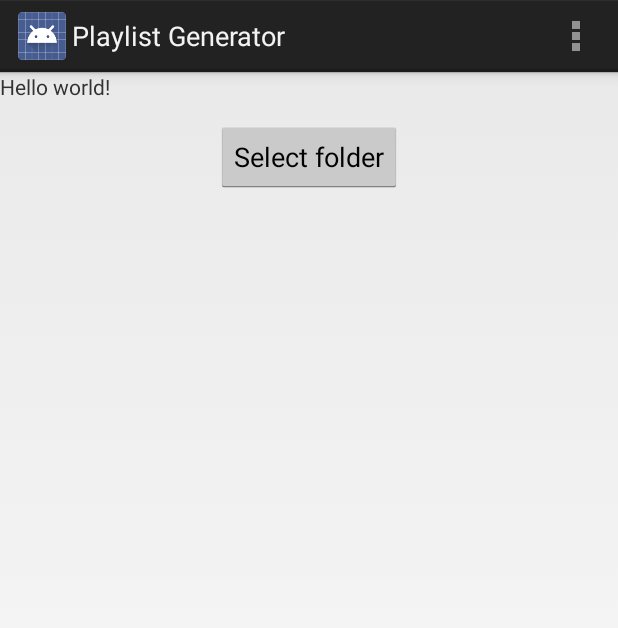
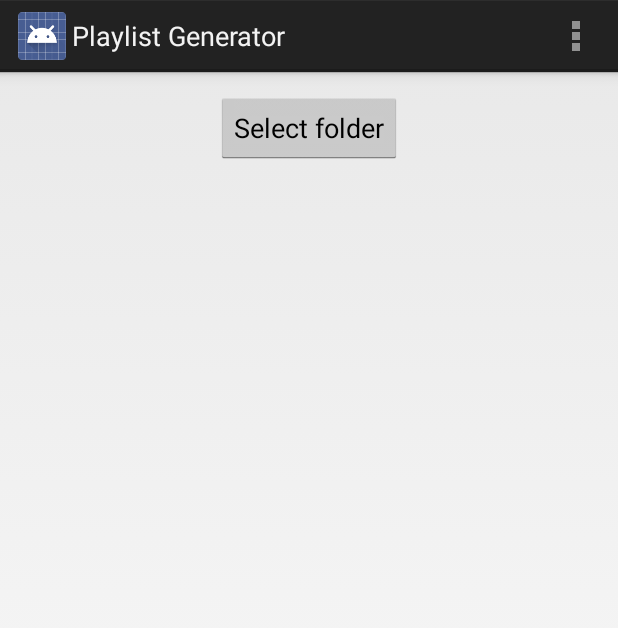
Before and after one commit to pupsikus/PlaylistGenerator, an Android app: the screen it shows after launch (MainActivity), on a phone screen of 412 x 824 dp. Shown: the top 628 px of the screen. Run offline under Robolectric (Android 15) with nearby library versions, the light colour scheme and no system bars.

Commit message:
Gradle chenges
Change gradle and add edit text to OptionList

```diff
--- a/build.gradle
+++ b/build.gradle
@@ -3,7 +3,7 @@ buildscript {
         mavenCentral()
     }
     dependencies {
-        classpath 'com.android.tools.build:gradle:0.5.+'
+        classpath 'com.android.tools.build:gradle:0.6.1'
     }
 }
 apply plugin: 'android'
--- a/src/main/java/com/playlist/playlist_generator/OtherBoxAdapter.java
+++ b/src/main/java/com/playlist/playlist_generator/OtherBoxAdapter.java
@@ -7,6 +7,7 @@ import android.view.LayoutInflater;
 import android.view.View;
 import android.view.ViewGroup;
 import android.widget.BaseAdapter;
+import android.widget.EditText;
 import android.widget.ImageView;
 import android.widget.TextView;
 import java.util.ArrayList;
@@ -57,6 +58,7 @@ public class OtherBoxAdapter extends BaseAdapter{
         //описание и картинка
         ((TextView) view.findViewById(R.id.OptionDesc)).setText(p.OptionDesc);
         ((ImageView) view.findViewById(R.id.OptionImage)).setImageResource(p.image);
+        ((EditText) view.findViewById(R.id.OptionSongCounter)).setText(p.SongCounter);
 
         return view;
     }
--- a/src/main/res/layout/activity_main.xml
+++ b/src/main/res/layout/activity_main.xml
@@ -2,13 +2,7 @@
     android:orientation="vertical"
     android:layout_width="fill_parent"
     android:layout_height="fill_parent"
-    android:descendantFocusability="blocksDescendants" >
-        <TextView
-            android:layout_width="wrap_content"
-            android:layout_height="wrap_content"
-            android:text="@string/hello_world"
-            android:id="@+id/hello_world">
-        </TextView>
+    android:descendantFocusability="beforeDescendants">
         <Button
             android:text="@string/button_select_folder"
             android:layout_width="wrap_content"
--- a/src/main/res/values/strings.xml
+++ b/src/main/res/values/strings.xml
@@ -3,7 +3,6 @@
 
     <string name="app_name">Playlist Generator</string>
     <string name="action_settings">Settings</string>
-    <string name="hello_world">Hello world!</string>
     <string name="button_select_folder" >Select folder</string>
     <string name="button_OK" >OK</string>
     <string name="generate_playlist" >Generate</string>
```
Also changed, not shown: src/main/AndroidManifest.xml (+6 -2 lines), src/main/java/com/playlist/playlist_generator/MainActivity.java (+23 -36 lines), src/main/java/com/playlist/playlist_generator/OptionsList.java (+7 -1 lines), src/main/res/layout/selected_item.xml (+10 -1 lines), 1 other file.
